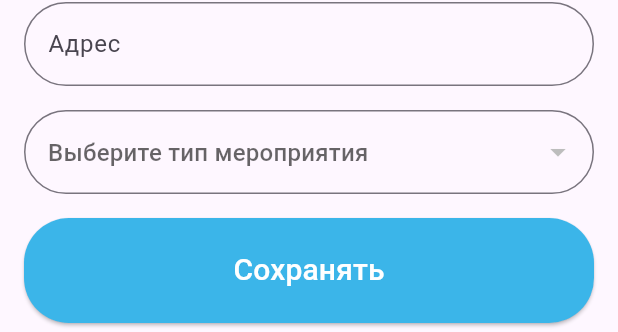
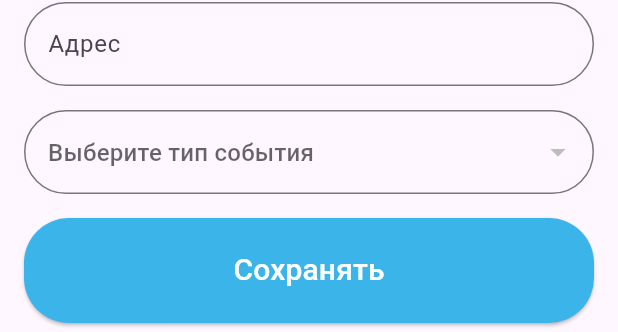
Before and after one commit to Amanturov7/jol_tartip_flutter, a Flutter app: the FormsPage widget shown alone on an empty page, opened directly, after a tap on "Событие", on a phone screen of 412 x 824 dp. Shown: the part 538-870 px from the top of the screen. Run offline on Flutter 3.47's test engine with Material 3 defaults, Android fonts, the phone set to English and light mode, and no system bars; our stand-ins replace easy_localization, flutter_map, image_picker, latlong2, shared_preferences; accounts and stored records are empty; network calls fail.

```diff
--- a/assets/translations/ru-RU.json
+++ b/assets/translations/ru-RU.json
@@ -47,7 +47,7 @@
   "reviw_saved": "Отзыв успешно создан.",
   "save": "Сохранять",
   "seacrh_result": "Результаты поиска",
-  "select_event_type": "Выберите тип мероприятия",
+  "select_event_type": "Выберите тип события",
   "select_image": "Выберите изображение",
   "select_review_type": "Выберите тип отзыва",
   "select_violation_type": "Выберите тип нарушения",
--- a/lib/forms/application_form.dart
+++ b/lib/forms/application_form.dart
@@ -18,7 +18,7 @@ class _ViolationFormPageState extends State<ViolationFormPage> {
   TextEditingController dateController = TextEditingController();
   TextEditingController timeController = TextEditingController();
   final _formKey = GlobalKey<FormState>();
-
+  late TextEditingController _numberAutoController;
   String description = '';
   String place = '';
   double lat = 0.0;
@@ -40,6 +40,7 @@ void initState() {
   fetchData();
   super.initState();
   selectedViolationIndex = null;
+      _numberAutoController = TextEditingController(text: numberAuto);
   fetchViolations();
 }
 
@@ -345,7 +346,7 @@ void initState() {
                 ),
                 SizedBox(height: 8),
         TextFormField(
-                  controller: TextEditingController(text: numberAuto),
+      controller: _numberAutoController,
       validator: (value) {
         if (value == null || value.isEmpty) {
           return 'Пожалуйста, введите номер автомобиля';
--- a/lib/screen/forms.dart
+++ b/lib/screen/forms.dart
@@ -3,18 +3,39 @@ import 'package:jol_tartip_flutter/forms/event_form.dart';
 import 'package:jol_tartip_flutter/forms/review_form.dart';
 import '../forms/application_form.dart';
 import 'package:easy_localization/easy_localization.dart';
+import 'package:shared_preferences/shared_preferences.dart';
+import 'package:jol_tartip_flutter/screen/profile_page.dart'; // Импортируем страницу профиля
 
 class FormsPage extends StatelessWidget {
   @override
   Widget build(BuildContext context) {
+    return FutureBuilder<bool>(
+      future: isAuthenticated(), // Проверяем статус авторизации
+      builder: (context, snapshot) {
+        if (snapshot.connectionState == ConnectionState.waiting) {
+          return CircularProgressIndicator(); // Показываем индикатор загрузки, пока проверяем статус авторизации
+        } else {
+          if (snapshot.data == true) {
+            // Если пользователь авторизован, показываем все кнопки
+            return _buildButtons(context);
+          } else {
+            // Если пользователь не авторизован, перенаправляем на страницу профиля
+            return ProfilePage();
+          }
+        }
+      },
+    );
+  }
+
+  // Функция для построения кнопок форм
+  Widget _buildButtons(BuildContext context) {
     return Column(
       mainAxisAlignment: MainAxisAlignment.center,
       children: [
         Container(
           width: double.infinity,
           padding: EdgeInsets.symmetric(horizontal: 16),
-            height: 70,
-
+          height: 70,
           child: ElevatedButton(
             onPressed: () {
               Navigator.push(
@@ -34,13 +55,11 @@ class FormsPage extends StatelessWidget {
             ),
           ),
         ),
-
         SizedBox(height: 10),
         Container(
           width: double.infinity,
           padding: EdgeInsets.symmetric(horizontal: 16),
-            height: 70,
-
+          height: 70,
           child: ElevatedButton(
             onPressed: () {
               Navigator.push(
@@ -61,8 +80,7 @@ class FormsPage extends StatelessWidget {
         Container(
           width: double.infinity,
           padding: EdgeInsets.symmetric(horizontal: 16),
-            height: 70,
-
+          height: 70,
           child: ElevatedButton(
             onPressed: () {
               Navigator.push(
@@ -79,13 +97,11 @@ class FormsPage extends StatelessWidget {
             ),
           ),
         ),
-
-         SizedBox(height: 10),
+        SizedBox(height: 10),
         Container(
           width: double.infinity,
           padding: EdgeInsets.symmetric(horizontal: 16),
-            height: 70,
-
+          height: 70,
           child: ElevatedButton(
             onPressed: () {
               Navigator.push(
@@ -105,4 +121,11 @@ class FormsPage extends StatelessWidget {
       ],
     );
   }
+
+  // Функция для проверки статуса авторизации
+  Future<bool> isAuthenticated() async {
+    final prefs = await SharedPreferences.getInstance();
+    final token = prefs.getString('token');
+    return token != null;
+  }
 }
```
Also changed, not shown: lib/screen/profile_page.dart (+31 -24 lines). Lines whose indentation alone changed are shown as unchanged.
